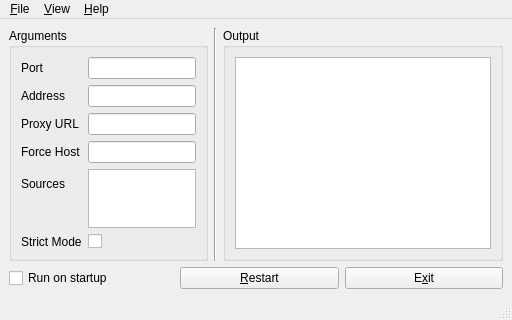
This is src/mainwindow.ui in FrzMtrsprt/QtUnblockNeteaseMusic as Qt 5 draws it before an edit. The edited form follows.
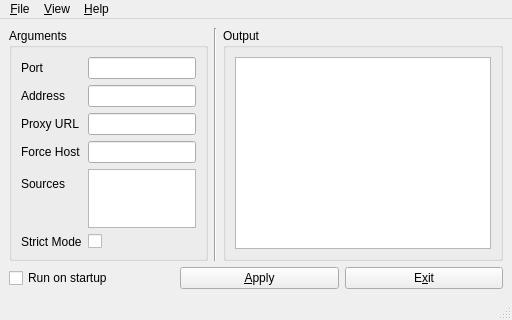
This is the edited form. Icons and pictures are not drawn.

What changed in the file:
```diff
--- a/src/mainwindow.ui
+++ b/src/mainwindow.ui
@@ -26,7 +26,7 @@
       <item>
        <widget class="QPushButton" name="restartBtn">
         <property name="text">
-         <string>&amp;Restart</string>
+         <string>&amp;Apply</string>
         </property>
        </widget>
       </item>
```
Left out of the diff: 2 changed lines with no effect on the pictures.
